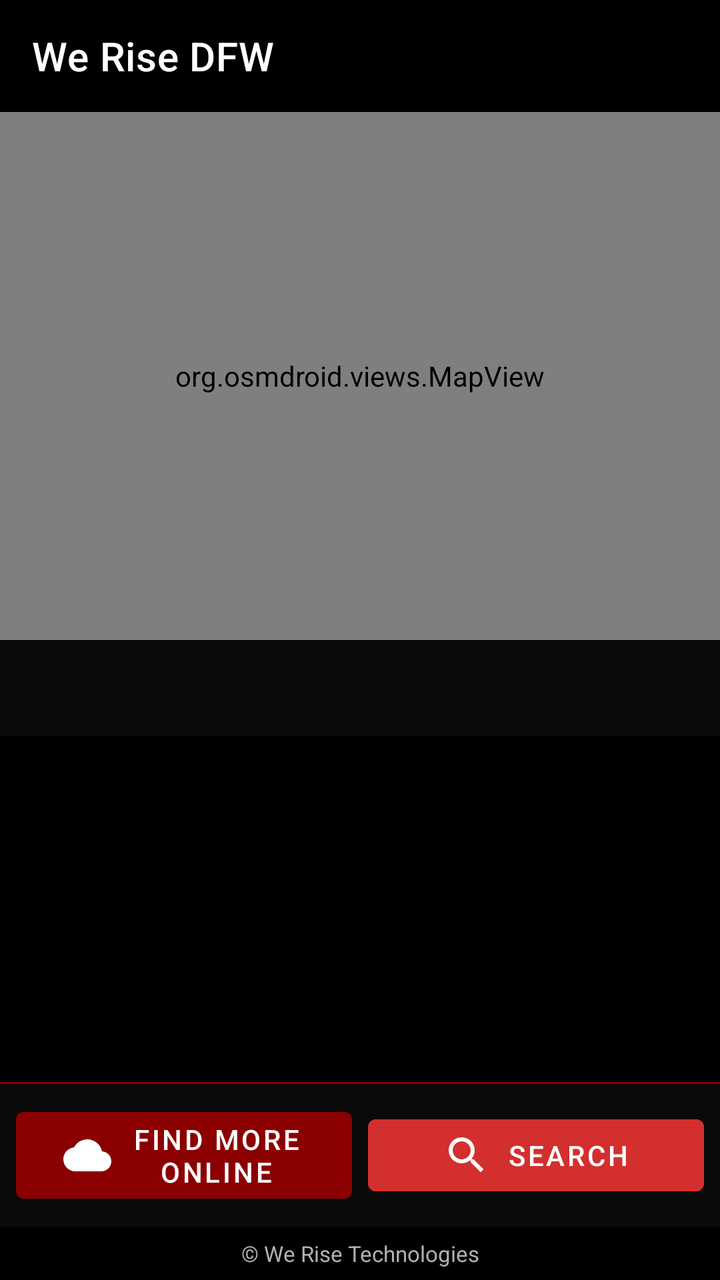
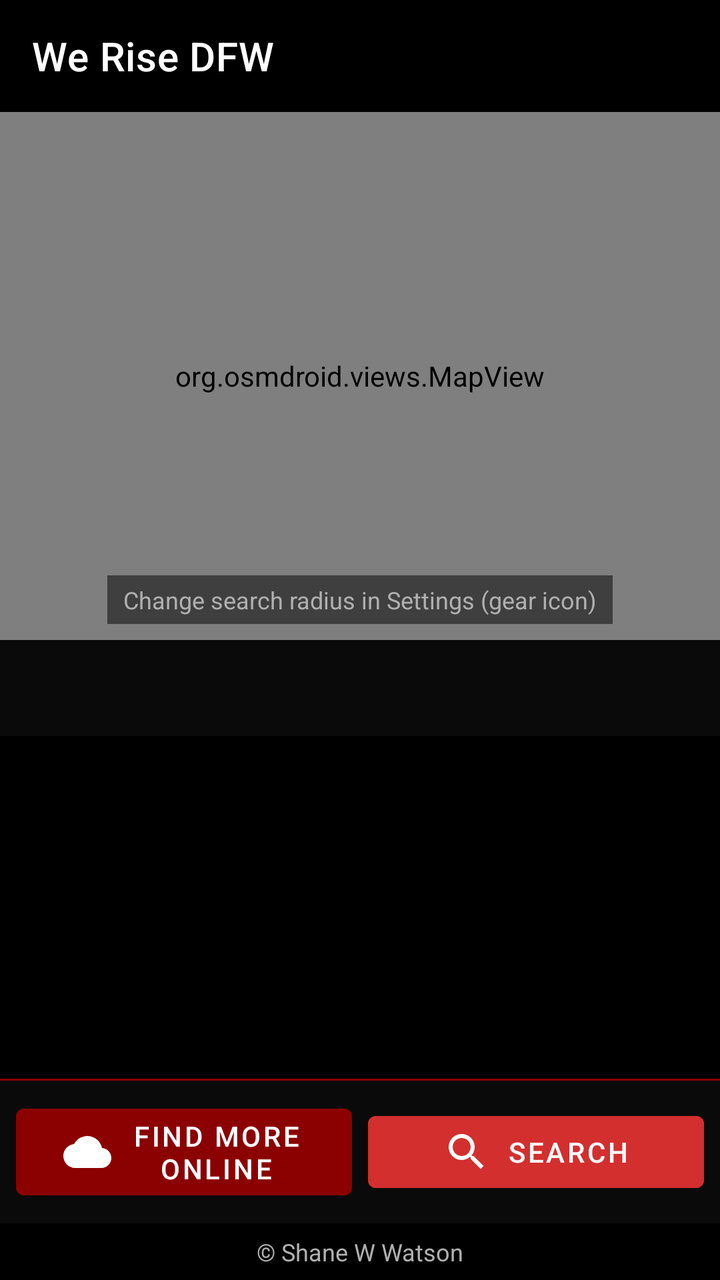

Compare the two renders of this Android layout. The source of the first and the diff that turns it into the second are given below.
<!-- AndroidManifest.xml: application theme Theme.WeRise -->
<!-- res/layout/activity_main.xml -->
<?xml version="1.0" encoding="utf-8"?>
<androidx.constraintlayout.widget.ConstraintLayout
    xmlns:android="http://schemas.android.com/apk/res/android"
    xmlns:app="http://schemas.android.com/apk/res-auto"
    xmlns:tools="http://schemas.android.com/tools"
    android:layout_width="match_parent"
    android:layout_height="match_parent"
    android:background="@color/black">

    
    <com.google.android.material.appbar.MaterialToolbar
        android:id="@+id/toolbar"
        android:layout_width="match_parent"
        android:layout_height="?attr/actionBarSize"
        android:background="@color/black"
        android:theme="@style/Theme.WeRise.Toolbar"
        app:title="@string/app_name"
        app:titleTextColor="@color/white"
        app:layout_constraintTop_toTopOf="parent"
        app:layout_constraintStart_toStartOf="parent"
        app:layout_constraintEnd_toEndOf="parent" />

    
    <FrameLayout
        android:id="@+id/mapContainer"
        android:layout_width="0dp"
        android:layout_height="0dp"
        android:background="@color/dark_gray"
        app:layout_constraintTop_toBottomOf="@id/toolbar"
        app:layout_constraintBottom_toTopOf="@id/horizontalGuideline"
        app:layout_constraintStart_toStartOf="parent"
        app:layout_constraintEnd_toEndOf="parent">

        <org.osmdroid.views.MapView
            android:id="@+id/mapView"
            android:layout_width="match_parent"
            android:layout_height="match_parent" />

        <TextView
            android:id="@+id/outOfRangeBox"
            android:layout_width="wrap_content"
            android:layout_height="wrap_content"
            android:layout_gravity="center"
            android:padding="14dp"
            android:background="@drawable/bg_out_of_range"
            android:text="@string/out_of_range"
            android:textColor="@color/white"
            android:textStyle="bold"
            android:gravity="center"
            android:visibility="gone"
            tools:visibility="visible" />
    </FrameLayout>

    <androidx.constraintlayout.widget.Guideline
        android:id="@+id/horizontalGuideline"
        android:layout_width="wrap_content"
        android:layout_height="wrap_content"
        android:orientation="horizontal"
        app:layout_constraintGuide_percent="0.50" />

    
    <com.google.android.material.tabs.TabLayout
        android:id="@+id/tabLayout"
        android:layout_width="match_parent"
        android:layout_height="wrap_content"
        android:background="@color/near_black"
        app:tabIndicatorColor="@color/brand_red"
        app:tabSelectedTextColor="@color/brand_red"
        app:tabTextColor="@color/light_gray"
        app:tabMode="fixed"
        app:tabGravity="fill"
        app:layout_constraintTop_toBottomOf="@id/horizontalGuideline"
        app:layout_constraintStart_toStartOf="parent"
        app:layout_constraintEnd_toEndOf="parent" />

    
    <androidx.viewpager2.widget.ViewPager2
        android:id="@+id/viewPager"
        android:layout_width="0dp"
        android:layout_height="0dp"
        app:layout_constraintTop_toBottomOf="@id/tabLayout"
        app:layout_constraintBottom_toTopOf="@id/actionBarDivider"
        app:layout_constraintStart_toStartOf="parent"
        app:layout_constraintEnd_toEndOf="parent" />

    
    <View
        android:id="@+id/actionBarDivider"
        android:layout_width="match_parent"
        android:layout_height="1dp"
        android:background="@color/brand_red_dark"
        app:layout_constraintBottom_toTopOf="@id/actionBar"
        app:layout_constraintStart_toStartOf="parent"
        app:layout_constraintEnd_toEndOf="parent" />

    
    <LinearLayout
        android:id="@+id/actionBar"
        android:layout_width="match_parent"
        android:layout_height="wrap_content"
        android:orientation="horizontal"
        android:background="@color/near_black"
        android:padding="8dp"
        android:gravity="center_vertical"
        android:weightSum="2"
        app:layout_constraintBottom_toTopOf="@id/footerBar"
        app:layout_constraintStart_toStartOf="parent"
        app:layout_constraintEnd_toEndOf="parent">

        <com.google.android.material.button.MaterialButton
            android:id="@+id/onlineSearchButton"
            android:layout_width="0dp"
            android:layout_height="wrap_content"
            android:layout_weight="1"
            android:layout_marginEnd="4dp"
            android:text="@string/online_search"
            android:textColor="@color/white"
            android:backgroundTint="@color/brand_red_dark"
            app:icon="@drawable/ic_cloud"
            app:iconTint="@color/white"
            app:iconGravity="textStart"
            style="@style/Widget.MaterialComponents.Button" />

        <com.google.android.material.button.MaterialButton
            android:id="@+id/searchButton"
            android:layout_width="0dp"
            android:layout_height="wrap_content"
            android:layout_weight="1"
            android:layout_marginStart="4dp"
            android:text="@string/search"
            android:textColor="@color/white"
            android:backgroundTint="@color/brand_red"
            app:icon="@drawable/ic_search"
            app:iconTint="@color/white"
            app:iconGravity="textStart"
            style="@style/Widget.MaterialComponents.Button" />

    </LinearLayout>

    
    <TextView
        android:id="@+id/footerBar"
        android:layout_width="match_parent"
        android:layout_height="wrap_content"
        android:padding="6dp"
        android:gravity="center"
        android:background="@color/black"
        android:text="@string/footer_brand"
        android:textColor="@color/light_gray"
        android:textSize="11sp"
        app:layout_constraintBottom_toBottomOf="parent"
        app:layout_constraintStart_toStartOf="parent"
        app:layout_constraintEnd_toEndOf="parent" />

</androidx.constraintlayout.widget.ConstraintLayout>
<!-- resources referenced by this layout -->
<resources>
  <color name="black">#FF000000</color>
  <color name="brand_red">#FFD32F2F</color>
  <color name="brand_red_dark">#FF8B0000</color>
  <color name="dark_gray">#FF1A1A1A</color>
  <color name="light_gray">#FFB0B0B0</color>
  <color name="near_black">#FF0A0A0A</color>
  <color name="white">#FFFFFFFF</color>
  <!-- drawable bg_out_of_range (drawable) -->
  <?xml version="1.0" encoding="utf-8"?>
  <shape xmlns:android="http://schemas.android.com/apk/res/android"
      android:shape="rectangle">
      <solid android:color="#CC000000" />
      <stroke android:width="2dp" android:color="@color/brand_red" />
      <corners android:radius="6dp" />
  </shape>
  <!-- drawable ic_cloud (drawable) -->
  <?xml version="1.0" encoding="utf-8"?>
  <vector xmlns:android="http://schemas.android.com/apk/res/android"
      android:width="24dp"
      android:height="24dp"
      android:viewportWidth="24"
      android:viewportHeight="24">
      <path
          android:fillColor="#FFFFFFFF"
          android:pathData="M19.35,10.04C18.67,6.59 15.64,4 12,4 9.11,4 6.6,5.64 5.35,8.04 2.34,8.36 0,10.91 0,14c0,3.31 2.69,6 6,6h13c2.76,0 5,-2.24 5,-5 0,-2.64 -2.05,-4.78 -4.65,-4.96z"/>
  </vector>
  <!-- drawable ic_search (drawable) -->
  <?xml version="1.0" encoding="utf-8"?>
  <vector xmlns:android="http://schemas.android.com/apk/res/android"
      android:width="24dp"
      android:height="24dp"
      android:viewportWidth="24"
      android:viewportHeight="24"
      android:tint="#FFFFFFFF">
      <path
          android:fillColor="#FFFFFFFF"
          android:pathData="M15.5,14h-0.79l-0.28,-0.27C15.41,12.59 16,11.11 16,9.5 16,5.91 13.09,3 9.5,3S3,5.91 3,9.5 5.91,16 9.5,16c1.61,0 3.09,-0.59 4.23,-1.57l0.27,0.28v0.79l5,4.99L20.49,19l-4.99,-5zM9.5,14C7.01,14 5,11.99 5,9.5S7.01,5 9.5,5 14,7.01 14,9.5 11.99,14 9.5,14z"/>
  </vector>
  <string name="app_name">We Rise DFW</string>
  <string name="footer_brand">© We Rise Technologies</string>
  <string name="online_search">Find more online</string>
  <string name="out_of_range">OUT OF RANGE — Searches are limited to the Dallas / Fort Worth area.</string>
  <string name="search">Search</string>
  <style name="Theme.WeRise.Toolbar" parent="ThemeOverlay.MaterialComponents.Dark.ActionBar">
          <item name="colorPrimary">@color/black</item>
      </style>
  <style name="Theme.WeRise" parent="Theme.MaterialComponents.NoActionBar">
          <item name="colorPrimary">@color/brand_red</item>
          <item name="colorPrimaryVariant">@color/brand_red_dark</item>
          <item name="colorOnPrimary">@color/white</item>
          <item name="colorSecondary">@color/brand_red_light</item>
          <item name="colorOnSecondary">@color/black</item>
  
          <item name="android:colorBackground">@color/black</item>
          <item name="colorSurface">@color/near_black</item>
          <item name="colorOnSurface">@color/white</item>
  
          <item name="android:windowBackground">@color/black</item>
          <item name="android:statusBarColor" tools:targetApi="lollipop">@color/black</item>
          <item name="android:navigationBarColor" tools:targetApi="lollipop">@color/black</item>
  
          <item name="android:textColorPrimary">@color/white</item>
          <item name="android:textColorSecondary">@color/light_gray</item>
  
          <item name="tabIndicatorColor">@color/brand_red</item>
          <item name="tabTextColor">@color/light_gray</item>
          <item name="tabSelectedTextColor">@color/brand_red</item>
      </style>
  <color name="brand_red_light">#FFFF6659</color>
</resources>

<!-- the commit's change to res/layout/activity_main.xml (unified diff, before → after) -->
@@ -1,11 +1,11 @@
 <?xml version="1.0" encoding="utf-8"?>
-<androidx.constraintlayout.widget.ConstraintLayout
-    xmlns:android="http://schemas.android.com/apk/res/android"
+<androidx.constraintlayout.widget.ConstraintLayout xmlns:android="http://schemas.android.com/apk/res/android"
     xmlns:app="http://schemas.android.com/apk/res-auto"
     xmlns:tools="http://schemas.android.com/tools"
     android:layout_width="match_parent"
     android:layout_height="match_parent"
-    android:background="@color/black">
+    android:background="@color/black"
+    android:fitsSystemWindows="true">
 
     
     <com.google.android.material.appbar.MaterialToolbar
@@ -14,11 +14,11 @@
         android:layout_height="?attr/actionBarSize"
         android:background="@color/black"
         android:theme="@style/Theme.WeRise.Toolbar"
+        app:layout_constraintEnd_toEndOf="parent"
+        app:layout_constraintStart_toStartOf="parent"
+        app:layout_constraintTop_toTopOf="parent"
         app:title="@string/app_name"
-        app:titleTextColor="@color/white"
-        app:layout_constraintTop_toTopOf="parent"
-        app:layout_constraintStart_toStartOf="parent"
-        app:layout_constraintEnd_toEndOf="parent" />
+        app:titleTextColor="@color/white" />
 
     
     <FrameLayout
@@ -26,10 +26,10 @@
         android:layout_width="0dp"
         android:layout_height="0dp"
         android:background="@color/dark_gray"
-        app:layout_constraintTop_toBottomOf="@id/toolbar"
         app:layout_constraintBottom_toTopOf="@id/horizontalGuideline"
+        app:layout_constraintEnd_toEndOf="parent"
         app:layout_constraintStart_toStartOf="parent"
-        app:layout_constraintEnd_toEndOf="parent">
+        app:layout_constraintTop_toBottomOf="@id/toolbar">
 
         <org.osmdroid.views.MapView
             android:id="@+id/mapView"
@@ -41,14 +41,27 @@
             android:layout_width="wrap_content"
             android:layout_height="wrap_content"
             android:layout_gravity="center"
+            android:background="@drawable/bg_out_of_range"
+            android:gravity="center"
             android:padding="14dp"
-            android:background="@drawable/bg_out_of_range"
             android:text="@string/out_of_range"
             android:textColor="@color/white"
             android:textStyle="bold"
-            android:gravity="center"
             android:visibility="gone"
             tools:visibility="visible" />
+
+        
+        <TextView
+            android:layout_width="wrap_content"
+            android:layout_height="wrap_content"
+            android:layout_gravity="bottom|center_horizontal"
+            android:layout_marginBottom="8dp"
+            android:background="#80000000"
+            android:paddingHorizontal="8dp"
+            android:paddingVertical="4dp"
+            android:text="@string/radius_instruction"
+            android:textColor="@color/light_gray"
+            android:textSize="12sp" />
     </FrameLayout>
 
     <androidx.constraintlayout.widget.Guideline
@@ -64,24 +77,24 @@
         android:layout_width="match_parent"
         android:layout_height="wrap_content"
         android:background="@color/near_black"
+        app:layout_constraintEnd_toEndOf="parent"
+        app:layout_constraintStart_toStartOf="parent"
+        app:layout_constraintTop_toBottomOf="@id/horizontalGuideline"
+        app:tabGravity="fill"
         app:tabIndicatorColor="@color/brand_red"
+        app:tabMode="fixed"
         app:tabSelectedTextColor="@color/brand_red"
-        app:tabTextColor="@color/light_gray"
-        app:tabMode="fixed"
-        app:tabGravity="fill"
-        app:layout_constraintTop_toBottomOf="@id/horizontalGuideline"
-        app:layout_constraintStart_toStartOf="parent"
-        app:layout_constraintEnd_toEndOf="parent" />
+        app:tabTextColor="@color/light_gray" />
 
     
     <androidx.viewpager2.widget.ViewPager2
         android:id="@+id/viewPager"
         android:layout_width="0dp"
         android:layout_height="0dp"
-        app:layout_constraintTop_toBottomOf="@id/tabLayout"
         app:layout_constraintBottom_toTopOf="@id/actionBarDivider"
+        app:layout_constraintEnd_toEndOf="parent"
         app:layout_constraintStart_toStartOf="parent"
-        app:layout_constraintEnd_toEndOf="parent" />
+        app:layout_constraintTop_toBottomOf="@id/tabLayout" />
 
     
     <View
@@ -90,50 +103,50 @@
         android:layout_height="1dp"
         android:background="@color/brand_red_dark"
         app:layout_constraintBottom_toTopOf="@id/actionBar"
-        app:layout_constraintStart_toStartOf="parent"
-        app:layout_constraintEnd_toEndOf="parent" />
+        app:layout_constraintEnd_toEndOf="parent"
+        app:layout_constraintStart_toStartOf="parent" />
 
     
     <LinearLayout
         android:id="@+id/actionBar"
         android:layout_width="match_parent"
         android:layout_height="wrap_content"
+        android:background="@color/near_black"
+        android:gravity="center_vertical"
         android:orientation="horizontal"
-        android:background="@color/near_black"
         android:padding="8dp"
-        android:gravity="center_vertical"
         android:weightSum="2"
         app:layout_constraintBottom_toTopOf="@id/footerBar"
-        app:layout_constraintStart_toStartOf="parent"
-        app:layout_constraintEnd_toEndOf="parent">
+        app:layout_constraintEnd_toEndOf="parent"
+        app:layout_constraintStart_toStartOf="parent">
 
         <com.google.android.material.button.MaterialButton
             android:id="@+id/onlineSearchButton"
+            style="@style/Widget.MaterialComponents.Button"
             android:layout_width="0dp"
             android:layout_height="wrap_content"
+            android:layout_marginEnd="4dp"
             android:layout_weight="1"
-            android:layout_marginEnd="4dp"
+            android:backgroundTint="@color/brand_red_dark"
             android:text="@string/online_search"
             android:textColor="@color/white"
-            android:backgroundTint="@color/brand_red_dark"
             app:icon="@drawable/ic_cloud"
-            app:iconTint="@color/white"
             app:iconGravity="textStart"
-            style="@style/Widget.MaterialComponents.Button" />
+            app:iconTint="@color/white" />
 
         <com.google.android.material.button.MaterialButton
             android:id="@+id/searchButton"
+            style="@style/Widget.MaterialComponents.Button"
             android:layout_width="0dp"
             android:layout_height="wrap_content"
+            android:layout_marginStart="4dp"
             android:layout_weight="1"
-            android:layout_marginStart="4dp"
+            android:backgroundTint="@color/brand_red"
             android:text="@string/search"
             android:textColor="@color/white"
-            android:backgroundTint="@color/brand_red"
             app:icon="@drawable/ic_search"
-            app:iconTint="@color/white"
             app:iconGravity="textStart"
-            style="@style/Widget.MaterialComponents.Button" />
+            app:iconTint="@color/white" />
 
     </LinearLayout>
 
@@ -142,14 +155,14 @@
         android:id="@+id/footerBar"
         android:layout_width="match_parent"
         android:layout_height="wrap_content"
+        android:background="@color/black"
+        android:gravity="center"
         android:padding="6dp"
-        android:gravity="center"
-        android:background="@color/black"
         android:text="@string/footer_brand"
         android:textColor="@color/light_gray"
-        android:textSize="11sp"
+        android:textSize="12sp"
         app:layout_constraintBottom_toBottomOf="parent"
-        app:layout_constraintStart_toStartOf="parent"
-        app:layout_constraintEnd_toEndOf="parent" />
+        app:layout_constraintEnd_toEndOf="parent"
+        app:layout_constraintStart_toStartOf="parent" />
 
 </androidx.constraintlayout.widget.ConstraintLayout>
<!-- resource entries referenced after the edit -->
@@ -39,9 +39,10 @@
           android:pathData="M15.5,14h-0.79l-0.28,-0.27C15.41,12.59 16,11.11 16,9.5 16,5.91 13.09,3 9.5,3S3,5.91 3,9.5 5.91,16 9.5,16c1.61,0 3.09,-0.59 4.23,-1.57l0.27,0.28v0.79l5,4.99L20.49,19l-4.99,-5zM9.5,14C7.01,14 5,11.99 5,9.5S7.01,5 9.5,5 14,7.01 14,9.5 11.99,14 9.5,14z"/>
   </vector>
   <string name="app_name">We Rise DFW</string>
-  <string name="footer_brand">© We Rise Technologies</string>
+  <string name="footer_brand">© Shane W Watson</string>
   <string name="online_search">Find more online</string>
   <string name="out_of_range">OUT OF RANGE — Searches are limited to the Dallas / Fort Worth area.</string>
+  <string name="radius_instruction">Change search radius in Settings (gear icon)</string>
   <string name="search">Search</string>
   <style name="Theme.WeRise.Toolbar" parent="ThemeOverlay.MaterialComponents.Dark.ActionBar">
           <item name="colorPrimary">@color/black</item>
@@ -58,8 +59,8 @@
           <item name="colorOnSurface">@color/white</item>
   
           <item name="android:windowBackground">@color/black</item>
-          <item name="android:statusBarColor" tools:targetApi="lollipop">@color/black</item>
-          <item name="android:navigationBarColor" tools:targetApi="lollipop">@color/black</item>
+          <item name="android:statusBarColor">@color/black</item>
+          <item name="android:navigationBarColor">@color/black</item>
   
           <item name="android:textColorPrimary">@color/white</item>
           <item name="android:textColorSecondary">@color/light_gray</item>
